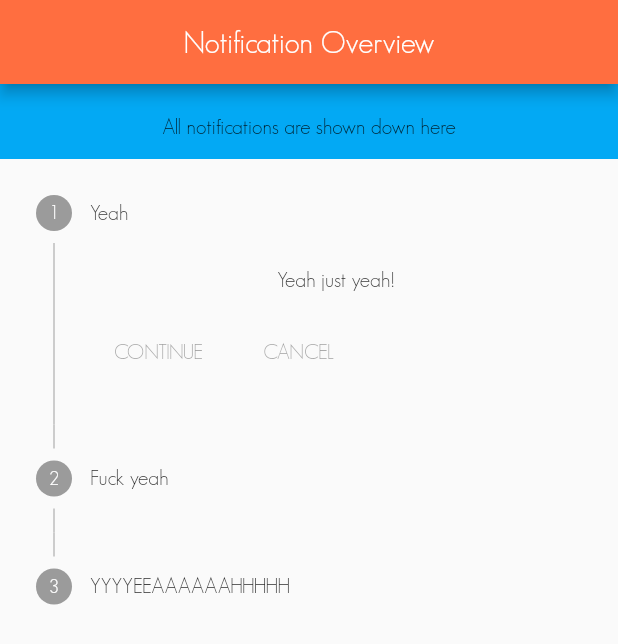
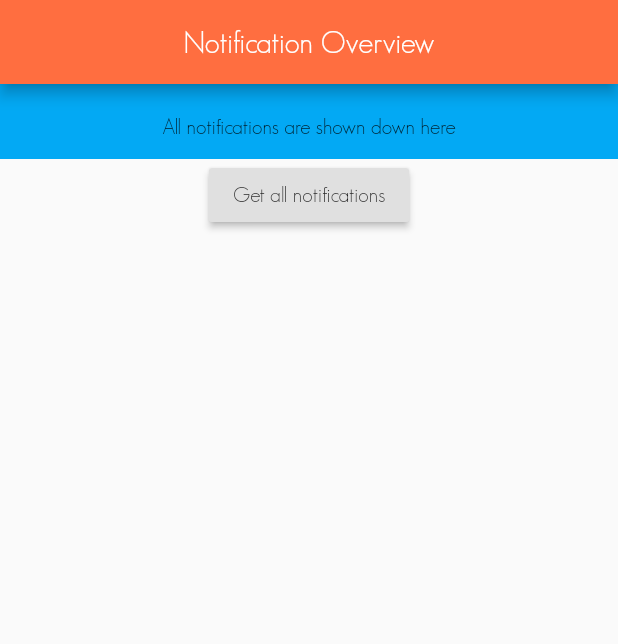
Before and after one commit to timlokers/Notification, a Flutter app: the screen it shows after launch, on a phone screen of 412 x 824 dp. Shown: the top 644 px of the screen. Run offline on Flutter 3.47's test engine with Material 2 defaults, Android fonts, the phone set to English and light mode, and no system bars.

Commit message:
new code

```diff
--- /dev/null
+++ b/lib/Controller/api_handler.dart
@@ -0,0 +1,10 @@
+import 'package:http/http.dart' as http;
+
+class ApiHandler {
+
+  String allNotifications = 'https://tim-lokers.outsystemscloud.com/Notification_API/rest/Notification/GetAllNotifications';
+
+  void getAllNotifications() {
+    http.get(allNotifications);
+  }
+}
--- a/lib/screens/notification_overview.dart
+++ b/lib/screens/notification_overview.dart
@@ -1,4 +1,5 @@
 import 'package:flutter/material.dart';
+import '../Controller/api_handler.dart';
 
 class NotificationOverview extends StatelessWidget {
   @override
@@ -21,24 +22,30 @@ class NotificationOverview extends StatelessWidget {
               textAlign: TextAlign.center,
             ),
           ),
-          SingleChildScrollView(
-            child: Container(
-              child: Stepper(steps: [
-                Step(
-                  title: Text('Yeah'),
-                  content: Text('Yeah just yeah!'),
-                ),
-                Step(
-                  title: Text('Fuck yeah'),
-                  content: Text('Yeah just fuck yeah!'),
-                ),
-                Step(
-                  title: Text('YYYYEEAAAAAAHHHHH'),
-                  content: Text('fuck, I shit my pants...'),
-                )
-              ]),
-            ),
-          )
+//          SingleChildScrollView(
+//            child: Container(
+//              child: Stepper(steps: [
+//                Step(
+//                  title: Text('Yeah'),
+//                  content: Text('Yeah just yeah!'),
+//                ),
+//                Step(
+//                  title: Text('Fuck yeah'),
+//                  content: Text('Yeah just fuck yeah!'),
+//                ),
+//                Step(
+//                  title: Text('YYYYEEAAAAAAHHHHH'),
+//                  content: Text('fuck, I shit my pants...'),
+//                )
+//              ]),
+//            ),
+//          )
+          RaisedButton(
+            child: Text('Get all notifications'),
+            onPressed: () => {
+              ApiHandler().getAllNotifications()
+            },
+          ),
         ],
       ),
     );
--- a/pubspec.yaml
+++ b/pubspec.yaml
@@ -17,6 +17,7 @@ environment:
   sdk: ">=2.1.0 <3.0.0"
 
 dependencies:
+  http: ^0.12.0
   flutter:
     sdk: flutter
 
```
Also changed, not shown: pubspec.lock.
